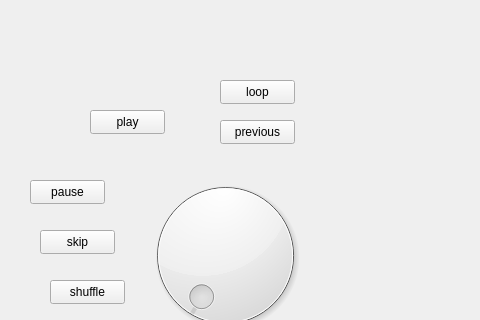
Qt form classes/generatedui/mainwindow.ui (moltenlavaguava/peanut) before a commit; both pictures show x 0 to 480 and y 0 to 320 of the 703 by 565 pixel window.
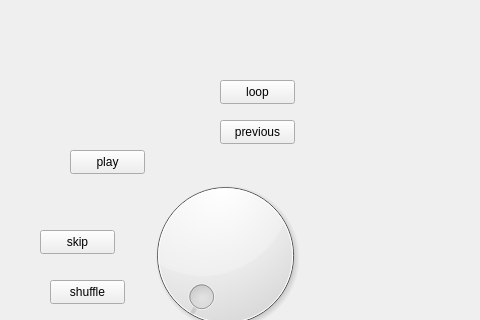
The same form after that commit. Custom widgets are drawn as their Qt base class.

Diff of the .ui file:
```diff
--- a/classes/generatedui/mainwindow.ui
+++ b/classes/generatedui/mainwindow.ui
@@ -34,8 +34,8 @@
    <widget class="QPushButton" name="action_play">
     <property name="geometry">
      <rect>
-      <x>90</x>
-      <y>110</y>
+      <x>70</x>
+      <y>150</y>
       <width>75</width>
       <height>24</height>
      </rect>
@@ -44,19 +44,6 @@
      <string>play</string>
     </property>
    </widget>
-   <widget class="QPushButton" name="action_pause">
-    <property name="geometry">
-     <rect>
-      <x>30</x>
-      <y>180</y>
-      <width>75</width>
-      <height>24</height>
-     </rect>
-    </property>
-    <property name="text">
-     <string>pause</string>
-    </property>
-   </widget>
    <widget class="QPushButton" name="action_skip">
     <property name="geometry">
      <rect>
```
